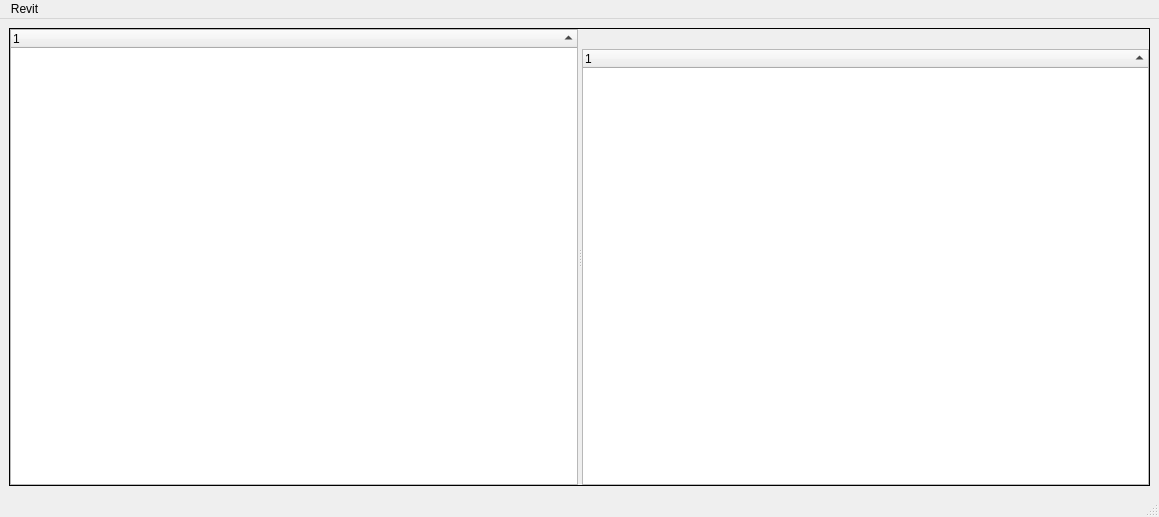
Qt form som_gui/module/mapping/qt/Window.ui (c-mellueh/SOM-Toolkit) before a commit.
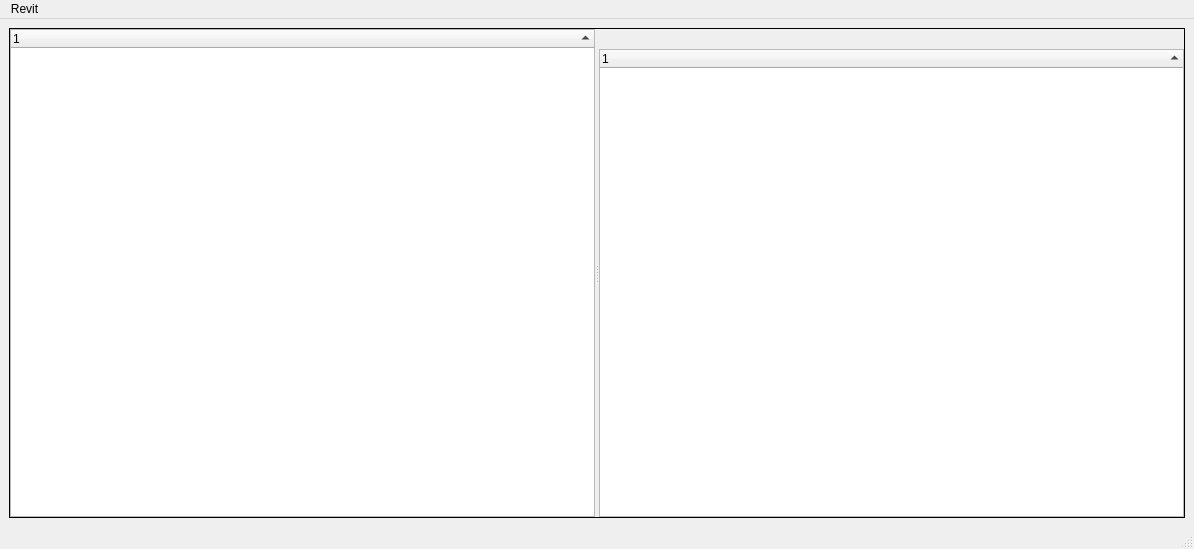
The same form after that commit. Custom widgets are drawn as their Qt base class.

```diff
--- a/som_gui/module/mapping/qt/Window.ui
+++ b/som_gui/module/mapping/qt/Window.ui
@@ -6,8 +6,8 @@
    <rect>
     <x>0</x>
     <y>0</y>
-    <width>1159</width>
-    <height>517</height>
+       <width>1194</width>
+       <height>549</height>
    </rect>
   </property>
   <property name="windowTitle">
@@ -30,6 +30,11 @@
        <property name="sortingEnabled">
         <bool>true</bool>
        </property>
+             <column>
+                 <property name="text">
+                     <string notr="true">1</string>
+                 </property>
+             </column>
       </widget>
       <widget class="QWidget" name="gridLayoutWidget">
        <layout class="QGridLayout" name="right_layout">
@@ -50,6 +55,11 @@
             <property name="sortingEnabled">
              <bool>true</bool>
             </property>
+                  <column>
+                      <property name="text">
+                          <string notr="true">1</string>
+                      </property>
+                  </column>
            </widget>
           </item>
          </layout>
@@ -65,8 +75,8 @@
     <rect>
      <x>0</x>
      <y>0</y>
-     <width>1159</width>
-     <height>22</height>
+        <width>1194</width>
+        <height>33</height>
     </rect>
    </property>
    <widget class="QMenu" name="menu_revit">
```
Left out of the diff: 52 changed lines with no effect on the pictures.
